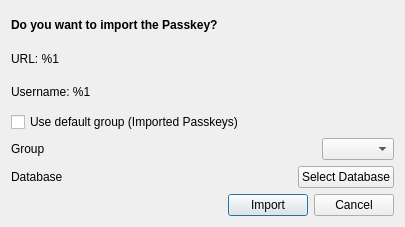
Qt form src/gui/passkeys/PasskeyImportDialog.ui (keepassxreboot/keepassxc) before a commit.
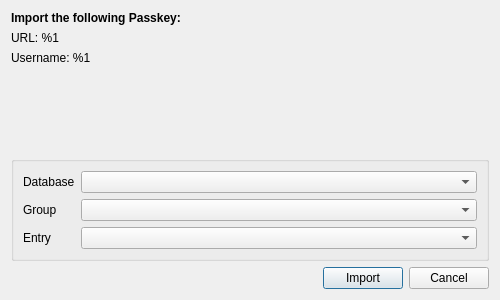
The same form after that commit.

Commit message:
Passkeys: Add support for importing Passkey to entry (#9987)
---------

```diff
--- a/src/gui/passkeys/PasskeyImportDialog.ui
+++ b/src/gui/passkeys/PasskeyImportDialog.ui
@@ -6,10 +6,22 @@
    <rect>
     <x>0</x>
     <y>0</y>
-    <width>405</width>
-    <height>227</height>
+    <width>500</width>
+    <height>300</height>
    </rect>
   </property>
+  <property name="sizePolicy">
+   <sizepolicy hsizetype="MinimumExpanding" vsizetype="Preferred">
+    <horstretch>0</horstretch>
+    <verstretch>0</verstretch>
+   </sizepolicy>
+  </property>
+  <property name="minimumSize">
+   <size>
+    <width>400</width>
+    <height>300</height>
+   </size>
+  </property>
   <property name="windowTitle">
    <string>KeePassXC - Passkey Import</string>
   </property>
@@ -24,7 +36,7 @@
         </font>
        </property>
        <property name="text">
-        <string>Do you want to import the Passkey?</string>
+        <string>Import the following Passkey:</string>
        </property>
        <property name="alignment">
         <set>Qt::AlignLeading|Qt::AlignLeft|Qt::AlignVCenter</set>
@@ -52,75 +64,57 @@
       </widget>
      </item>
      <item>
-      <widget class="QCheckBox" name="useDefaultGroupCheckbox">
+      <spacer name="verticalSpacer">
+       <property name="orientation">
+        <enum>Qt::Vertical</enum>
+       </property>
+       <property name="sizeHint" stdset="0">
+        <size>
+         <width>20</width>
+         <height>10</height>
+        </size>
+       </property>
+      </spacer>
+     </item>
+     <item>
+      <widget class="QGroupBox" name="groupBox">
+       <layout class="QVBoxLayout" name="verticalLayout_3">
+        <item>
+         <layout class="QFormLayout" name="selectGroupHorLayout">
+          <item row="0" column="0">
+           <widget class="QLabel" name="databaseLabel">
        <property name="text">
-        <string>Use default group (Imported Passkeys)</string>
-       </property>
-       <property name="checked">
-        <bool>false</bool>
+             <string>Database</string>
        </property>
       </widget>
      </item>
-     <item>
-      <layout class="QHBoxLayout" name="selectGroupHorLayout">
-       <item>
-        <widget class="QLabel" name="selectGroupLabel">
+          <item row="0" column="1">
+           <widget class="QComboBox" name="selectDatabaseCombobBox"/>
+          </item>
+          <item row="1" column="0">
+           <widget class="QLabel" name="groupLabel">
          <property name="text">
           <string>Group</string>
          </property>
         </widget>
        </item>
-       <item>
-        <spacer name="horizontalSpacer_2">
-         <property name="orientation">
-          <enum>Qt::Horizontal</enum>
-         </property>
-         <property name="sizeHint" stdset="0">
-          <size>
-           <width>40</width>
-           <height>20</height>
-          </size>
-         </property>
-        </spacer>
-       </item>
-       <item>
+          <item row="1" column="1">
         <widget class="QComboBox" name="selectGroupComboBox"/>
        </item>
-      </layout>
-     </item>
-     <item>
-      <layout class="QHBoxLayout" name="selectDatabaseHorLayout">
-       <item>
-        <widget class="QLabel" name="selectDatabaseLabel">
+          <item row="2" column="0">
+           <widget class="QLabel" name="entryLabel">
          <property name="text">
-          <string>Database</string>
-         </property>
-         <property name="scaledContents">
-          <bool>false</bool>
-         </property>
-        </widget>
-       </item>
-       <item>
-        <spacer name="horizontalSpacer_3">
-         <property name="orientation">
-          <enum>Qt::Horizontal</enum>
-         </property>
-         <property name="sizeHint" stdset="0">
-          <size>
-           <width>40</width>
-           <height>20</height>
-          </size>
-         </property>
-        </spacer>
-       </item>
-       <item>
-        <widget class="QPushButton" name="selectDatabaseButton">
-         <property name="text">
-          <string>Select Database</string>
-         </property>
-        </widget>
-       </item>
-      </layout>
+             <string>Entry</string>
+            </property>
+           </widget>
+          </item>
+          <item row="2" column="1">
+           <widget class="QComboBox" name="selectEntryComboBox"/>
+          </item>
+         </layout>
+        </item>
+       </layout>
+      </widget>
      </item>
     </layout>
    </item>
```
Left out of the diff: 2 changed lines with no effect on the pictures. Lines whose indentation alone changed are shown as unchanged. The commit also changes 26 other files.
